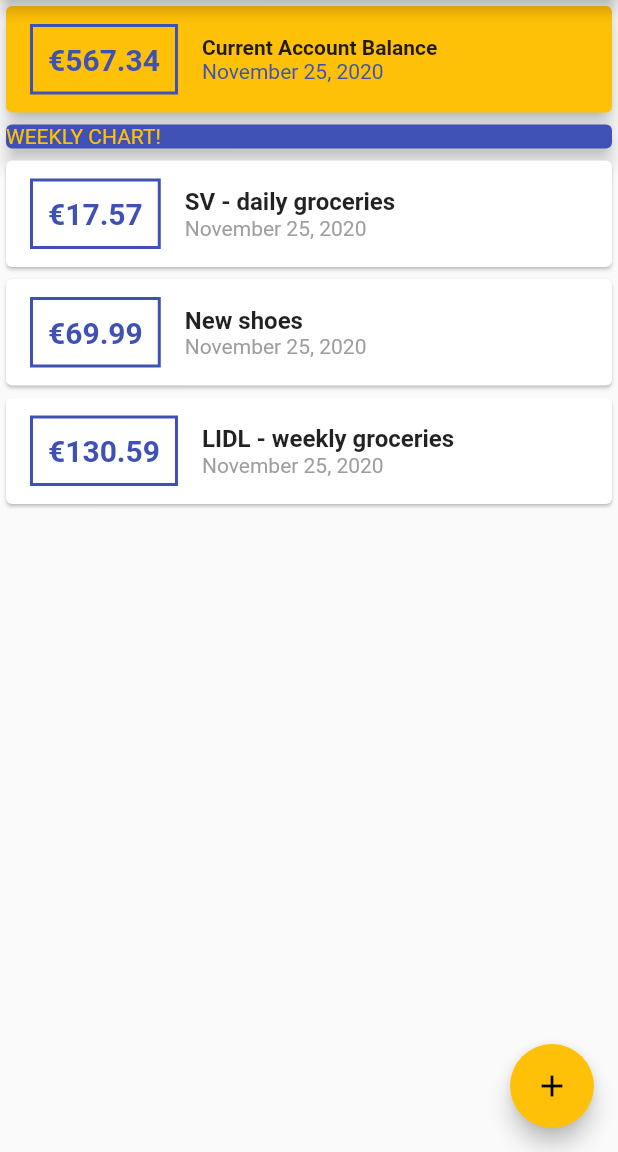
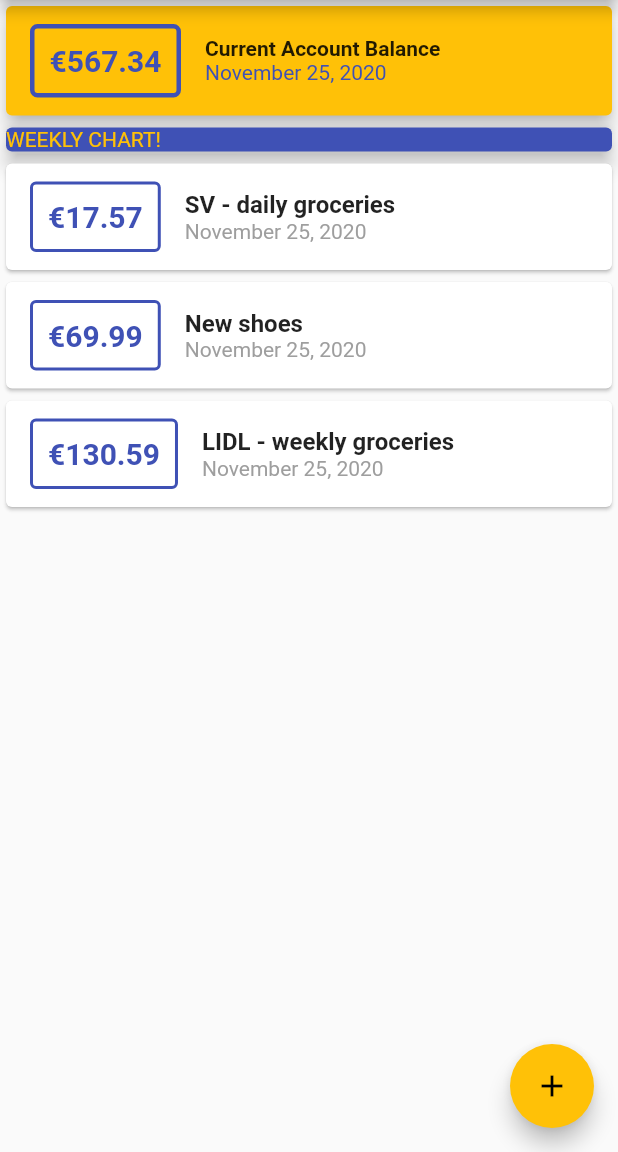
Before and after one commit to AdamOchotnicki/BudgetManager, a Flutter app: the screen it shows after launch, on a phone screen of 412 x 824 dp, the part 84-1236 px from its top. Run offline on Flutter 3.47's test engine with Material 2 defaults, Android fonts, the phone set to English and light mode, and no system bars.

Commit message:
style correction - border radius

```diff
--- a/lib/widgets/account_balance.dart
+++ b/lib/widgets/account_balance.dart
@@ -21,7 +21,10 @@ class AccountBalance extends StatelessWidget {
             decoration: BoxDecoration(
               border: Border.all(
                 color: Theme.of(context).primaryColor,
-                width: 2,
+                width: 3,
+              ),
+              borderRadius: BorderRadius.all(
+                Radius.circular(5),
               ),
             ),
             padding: EdgeInsets.all(10),
--- a/lib/widgets/transaction_list.dart
+++ b/lib/widgets/transaction_list.dart
@@ -26,6 +26,9 @@ class TransactionList extends StatelessWidget {
                     border: Border.all(
                       color: Theme.of(context).primaryColor,
                       width: 2,
+                    ),
+                    borderRadius: BorderRadius.all(
+                      Radius.circular(4),
                     ),
                   ),
                   padding: EdgeInsets.all(10),
```
